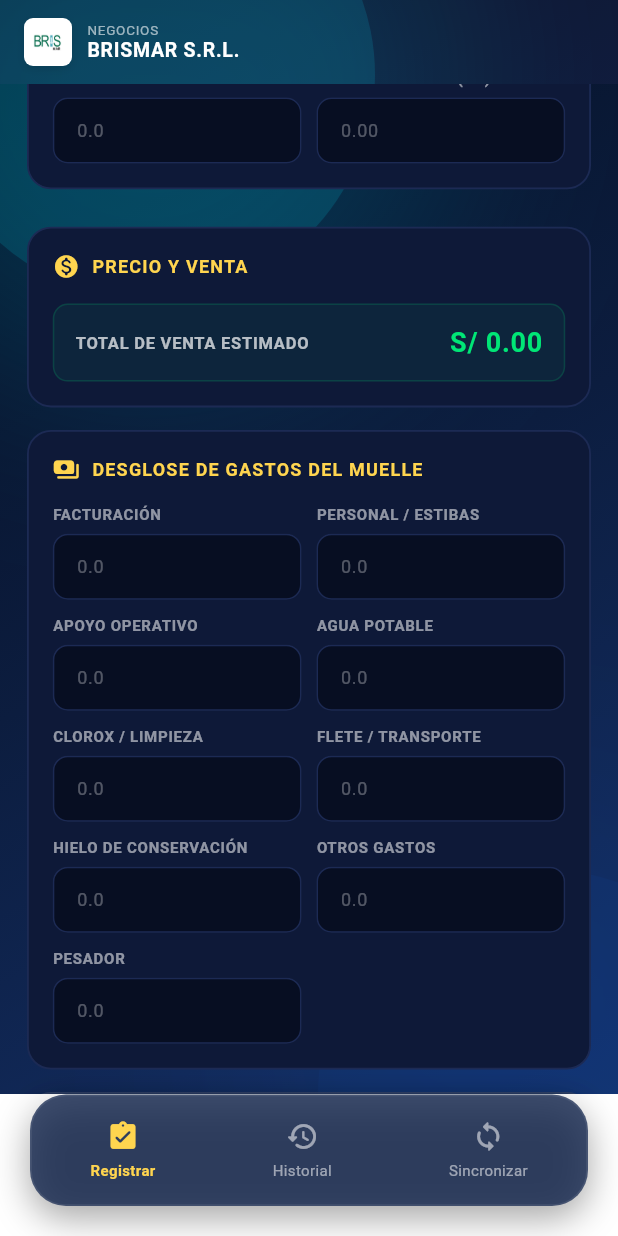
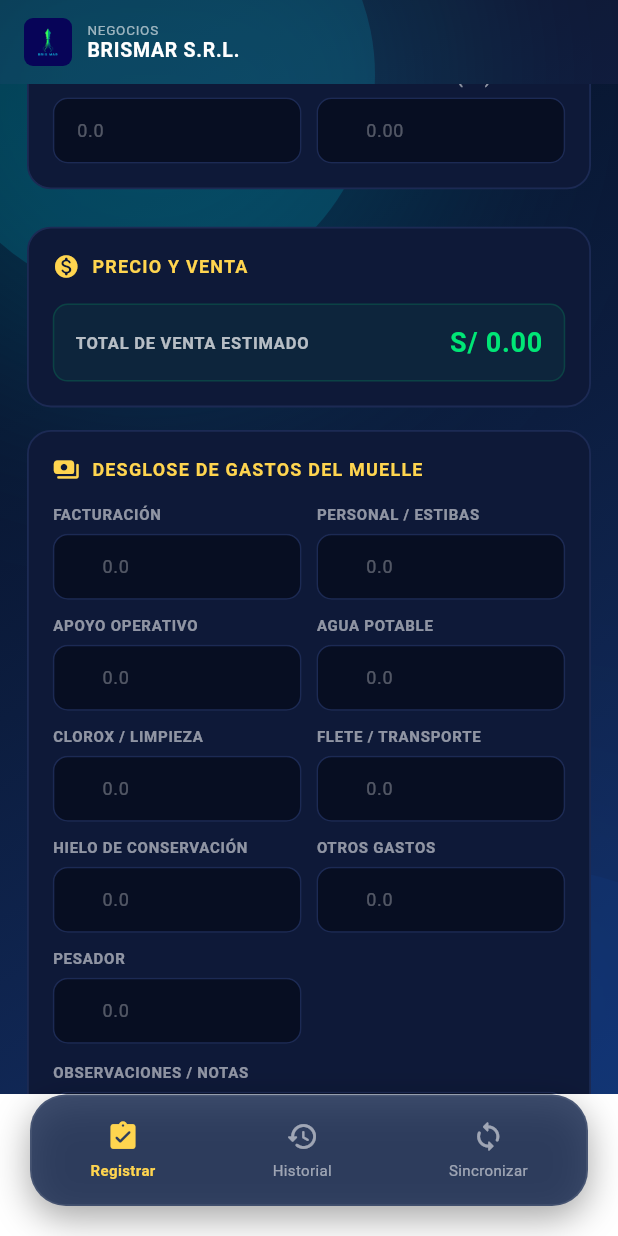
Before and after one commit to brismarinatracker-corporation/Brismar, a Flutter app: the RegistroPantalla screen opened by its route, scrolled down 576 dp, on a phone screen of 412 x 824 dp. Run offline on Flutter 3.47's test engine with Material 3 defaults, Android fonts, the phone set to English and light mode, and no system bars; our stand-ins replace connectivity_plus, flutter_dotenv, flutter_riverpod, flutter_secure_storage, go_router, local_auth and 5 more; missing offline and left inert: bcrypt, encrypt, screen_protector; accounts and stored records are empty.

Commit message:
feat(registro): implementar campo de observaciones, formateo de soles/miles, actualizar logo y corregir base de datos SQLite

```diff
--- a/brismar_app/lib/modulos/registro/datos/modelos/registro_modelo.dart
+++ b/brismar_app/lib/modulos/registro/datos/modelos/registro_modelo.dart
@@ -23,6 +23,7 @@ class RegistroModelo extends RegistroEntidad {
     super.gastoHielo,
     super.gastoPesador,
     super.gastoOtros,
+    super.observaciones,
     super.sincronizado,
   });
 
@@ -49,6 +50,7 @@ class RegistroModelo extends RegistroEntidad {
       gastoHielo: e.gastoHielo,
       gastoPesador: e.gastoPesador,
       gastoOtros: e.gastoOtros,
+      observaciones: e.observaciones,
       sincronizado: e.sincronizado,
     );
   }
@@ -76,6 +78,7 @@ class RegistroModelo extends RegistroEntidad {
       gastoHielo: (map['gasto_hielo'] as num).toDouble(),
       gastoPesador: (map['gasto_pesador'] as num? ?? 0.0).toDouble(),
       gastoOtros: (map['gasto_otros'] as num).toDouble(),
+      observaciones: map['observaciones'] as String?,
       sincronizado: (map['sincronizado'] as int) == 1,
     );
   }
@@ -103,6 +106,7 @@ class RegistroModelo extends RegistroEntidad {
       'gasto_hielo': gastoHielo,
       'gasto_pesador': gastoPesador,
       'gasto_otros': gastoOtros,
+      'observaciones': observaciones,
       'sincronizado': sincronizado ? 1 : 0,
     };
   }
@@ -130,6 +134,7 @@ class RegistroModelo extends RegistroEntidad {
       gastoHielo: (json['gasto_hielo'] as num).toDouble(),
       gastoPesador: (json['gasto_pesador'] as num? ?? 0.0).toDouble(),
       gastoOtros: (json['gasto_otros'] as num).toDouble(),
+      observaciones: json['observaciones'] as String?,
       sincronizado: json['sincronizado'] as bool? ?? false,
     );
   }
@@ -157,6 +162,7 @@ class RegistroModelo extends RegistroEntidad {
       'gasto_hielo': gastoHielo,
       'gasto_pesador': gastoPesador,
       'gasto_otros': gastoOtros,
+      'observaciones': observaciones,
     };
   }
 }
--- a/brismar_app/lib/modulos/registro/dominio/entidades/registro_entidad.dart
+++ b/brismar_app/lib/modulos/registro/dominio/entidades/registro_entidad.dart
@@ -20,6 +20,7 @@ class RegistroEntidad {
   final double gastoHielo;
   final double gastoPesador;
   final double gastoOtros;
+  final String? observaciones;
   final bool sincronizado;
 
   /// Constructor de [RegistroEntidad].
@@ -44,6 +45,7 @@ class RegistroEntidad {
     this.gastoHielo = 0,
     this.gastoPesador = 0,
     this.gastoOtros = 0,
+    this.observaciones,
     this.sincronizado = false,
   });
 
--- a/brismar_app/lib/modulos/registro/presentacion/componentes/seccion_embarcacion_form.dart
+++ b/brismar_app/lib/modulos/registro/presentacion/componentes/seccion_embarcacion_form.dart
@@ -1,5 +1,39 @@
 import 'package:flutter/material.dart';
 import 'package:flutter/services.dart';
+
+class _MascaraMilesFormatter extends TextInputFormatter {
+  @override
+  TextEditingValue formatEditUpdate(TextEditingValue oldValue, TextEditingValue newValue) {
+    if (newValue.text.isEmpty) {
+      return newValue;
+    }
+
+    String cleanText = newValue.text.replaceAll(',', '');
+
+    // Permite números con un único punto decimal
+    final regExp = RegExp(r'^\d*\.?\d*$');
+    if (!regExp.hasMatch(cleanText)) {
+      return oldValue;
+    }
+
+    List<String> partes = cleanText.split('.');
+    String entero = partes[0];
+    String decimal = partes.length > 1 ? '.${partes[1]}' : '';
+
+    if (entero.isNotEmpty) {
+      final reg = RegExp(r'(\d+?)(?=(\d{3})+(?!\d))');
+      entero = entero.replaceAllMapped(reg, (Match m) => '${m[1]},');
+    }
+
+    final formatted = entero + decimal;
+
+    // Coloca el cursor al final del texto formateado
+    return TextEditingValue(
+      text: formatted,
+      selection: TextSelection.collapsed(offset: formatted.length),
+    );
+  }
+}
 
 class _UpperCaseTextFormatter extends TextInputFormatter {
   @override
@@ -89,6 +123,7 @@ class SeccionEmbarcacionForm extends StatelessWidget {
                   "0.0",
                   kilosController,
                   isNumeric: true,
+                  isFormatted: true,
                   esObligatorio: true,
                 ),
               ),
@@ -99,6 +134,7 @@ class SeccionEmbarcacionForm extends StatelessWidget {
                   "0.00",
                   precioVentaController,
                   isNumeric: true,
+                  isCurrency: true,
                   esObligatorio: true,
                 ),
               ),
@@ -114,6 +150,8 @@ class SeccionEmbarcacionForm extends StatelessWidget {
     String hint,
     TextEditingController controller, {
     bool isNumeric = false,
+    bool isCurrency = false,
+    bool isFormatted = false,
     bool esObligatorio = false,
     List<TextInputFormatter>? inputFormatters,
     String? Function(String?)? validator,
@@ -137,9 +175,12 @@ class SeccionEmbarcacionForm extends StatelessWidget {
               ? const TextInputType.numberWithOptions(decimal: true)
               : TextInputType.text,
           style: const TextStyle(fontSize: 13, color: Colors.white),
-          decoration: _inputDecoration(hint),
+          decoration: _inputDecoration(hint, isCurrency: isCurrency),
           inputFormatters: [
-            if (isNumeric) FilteringTextInputFormatter.allow(RegExp(r'[0-9.]')),
+            if (isNumeric) ...[
+              FilteringTextInputFormatter.allow(RegExp(r'[0-9.,]')),
+              if (isCurrency || isFormatted) _MascaraMilesFormatter() else FilteringTextInputFormatter.allow(RegExp(r'[0-9.]')),
+            ],
             ...?inputFormatters,
           ],
           validator: validator ?? (v) {
@@ -153,7 +194,7 @@ class SeccionEmbarcacionForm extends StatelessWidget {
     );
   }
 
-  InputDecoration _inputDecoration(String hint) {
+  InputDecoration _inputDecoration(String hint, {required bool isCurrency}) {
     return InputDecoration(
       hintText: hint,
       hintStyle: TextStyle(color: Colors.white.withValues(alpha: 0.3), fontSize: 12),
@@ -161,6 +202,12 @@ class SeccionEmbarcacionForm extends StatelessWidget {
       contentPadding: const EdgeInsets.symmetric(horizontal: 12, vertical: 12),
       filled: true,
       fillColor: const Color(0xFF070E22), // Fondo oscuro de los campos de la imagen
+      prefixText: isCurrency ? 'S/ ' : null,
+      prefixStyle: const TextStyle(
+        color: Color(0xFF00E5FF),
+        fontWeight: FontWeight.bold,
+        fontSize: 13,
+      ),
       border: OutlineInputBorder(
         borderRadius: BorderRadius.circular(10),
         borderSide: const BorderSide(color: Color(0xFF1C2A54)), // Borde de los campos de la imagen
--- a/brismar_app/lib/modulos/registro/presentacion/componentes/seccion_gastos_form.dart
+++ b/brismar_app/lib/modulos/registro/presentacion/componentes/seccion_gastos_form.dart
@@ -1,5 +1,39 @@
 import 'package:flutter/material.dart';
 import 'package:flutter/services.dart';
+
+class _MascaraMilesFormatter extends TextInputFormatter {
+  @override
+  TextEditingValue formatEditUpdate(TextEditingValue oldValue, TextEditingValue newValue) {
+    if (newValue.text.isEmpty) {
+      return newValue;
+    }
+
+    String cleanText = newValue.text.replaceAll(',', '');
+
+    // Permite números con un único punto decimal
+    final regExp = RegExp(r'^\d*\.?\d*$');
+    if (!regExp.hasMatch(cleanText)) {
+      return oldValue;
+    }
+
+    List<String> partes = cleanText.split('.');
+    String entero = partes[0];
+    String decimal = partes.length > 1 ? '.${partes[1]}' : '';
+
+    if (entero.isNotEmpty) {
+      final reg = RegExp(r'(\d+?)(?=(\d{3})+(?!\d))');
+      entero = entero.replaceAllMapped(reg, (Match m) => '${m[1]},');
+    }
+
+    final formatted = entero + decimal;
+
+    // Coloca el cursor al final del texto formateado
+    return TextEditingValue(
+      text: formatted,
+      selection: TextSelection.collapsed(offset: formatted.length),
+    );
+  }
+}
 
 class SeccionGastosForm extends StatelessWidget {
   final TextEditingController facturacionController;
@@ -11,6 +45,7 @@ class SeccionGastosForm extends StatelessWidget {
   final TextEditingController hieloController;
   final TextEditingController otrosController;
   final TextEditingController pesadorController;
+  final TextEditingController observacionesController;
 
   const SeccionGastosForm({
     super.key,
@@ -23,6 +58,7 @@ class SeccionGastosForm extends StatelessWidget {
     required this.hieloController,
     required this.otrosController,
     required this.pesadorController,
+    required this.observacionesController,
   });
 
   @override
@@ -166,6 +202,29 @@ class SeccionGastosForm extends StatelessWidget {
               ),
             ],
           ),
+          const SizedBox(height: 12),
+          Column(
+            crossAxisAlignment: CrossAxisAlignment.start,
+            children: [
+              const Text(
+                "OBSERVACIONES / NOTAS",
+                style: TextStyle(
+                  color: Colors.white54,
+                  fontSize: 10,
+                  fontWeight: FontWeight.bold,
+                  letterSpacing: 0.5,
+                ),
+              ),
+              const SizedBox(height: 6),
+              TextFormField(
+                controller: observacionesController,
+                keyboardType: TextInputType.multiline,
+                maxLines: 3,
+                style: const TextStyle(fontSize: 13, color: Colors.white),
+                decoration: _inputDecoration("Escribe algún problema o nota adicional...", isNumeric: false),
+              ),
+            ],
+          ),
         ],
       ),
     );
@@ -197,9 +256,12 @@ class SeccionGastosForm extends StatelessWidget {
               ? const TextInputType.numberWithOptions(decimal: true)
               : TextInputType.text,
           style: const TextStyle(fontSize: 13, color: Colors.white),
-          decoration: _inputDecoration(hint),
+          decoration: _inputDecoration(hint, isNumeric: isNumeric),
           inputFormatters: [
-            if (isNumeric) FilteringTextInputFormatter.allow(RegExp(r'[0-9.]')),
+            if (isNumeric) ...[
+              FilteringTextInputFormatter.allow(RegExp(r'[0-9.,]')),
+              _MascaraMilesFormatter(),
+            ],
           ],
           validator: (v) {
             if (esObligatorio && (v == null || v.trim().isEmpty)) {
@@ -212,7 +274,7 @@ class SeccionGastosForm extends StatelessWidget {
     );
   }
 
-  InputDecoration _inputDecoration(String hint) {
+  InputDecoration _inputDecoration(String hint, {required bool isNumeric}) {
     return InputDecoration(
       hintText: hint,
       hintStyle: TextStyle(color: Colors.white.withValues(alpha: 0.3), fontSize: 12),
@@ -220,6 +282,12 @@ class SeccionGastosForm extends StatelessWidget {
       contentPadding: const EdgeInsets.symmetric(horizontal: 12, vertical: 12),
       filled: true,
       fillColor: const Color(0xFF070E22), // Fondo oscuro uniforme
+      prefixText: isNumeric ? 'S/ ' : null,
+      prefixStyle: const TextStyle(
+        color: Color(0xFF00E5FF),
+        fontWeight: FontWeight.bold,
+        fontSize: 13,
+      ),
       border: OutlineInputBorder(
         borderRadius: BorderRadius.circular(10),
         borderSide: const BorderSide(color: Color(0xFF1C2A54)), // Borde azul oscuro uniforme
--- a/brismar_app/lib/modulos/registro/presentacion/pantallas/registro_pantalla.dart
+++ b/brismar_app/lib/modulos/registro/presentacion/pantallas/registro_pantalla.dart
@@ -96,25 +96,25 @@ class _RegistroPantallaState extends ConsumerState<RegistroPantalla> {
               Container(
                 height: 32,
                 width: 32,
-                padding: const EdgeInsets.all(4),
                 decoration: BoxDecoration(
-                  color: Colors.white,
+                  color: Colors.transparent,
                   borderRadius: BorderRadius.circular(6),
-                  boxShadow: [
-                    BoxShadow(
-                      color: Colors.black.withValues(alpha: 0.1),
-                      blurRadius: 4,
-                      offset: const Offset(0, 2),
                 ),
-                  ],
-                ),
+                child: ClipRRect(
+                  borderRadius: BorderRadius.circular(6),
+                  child: Align(
+                    alignment: const Alignment(0.0, -0.35),
+                    widthFactor: 0.55,
+                    heightFactor: 0.55,
                     child: Image.asset(
                       'assets/logo.png',
-                  fit: BoxFit.contain,
+                      fit: BoxFit.cover,
                       errorBuilder: (c, e, s) => const Icon(
                         Icons.directions_boat_rounded,
                         size: 20,
                         color: Color(0xFF0077C2),
+                      ),
+                    ),
                   ),
                 ),
               ),
```
Also changed, not shown: brismar_app/lib/main.dart (+5 -2 lines), brismar_app/lib/modulos/registro/presentacion/componentes/formulario_registro_tab.dart (+29 -22 lines), brismar_app/lib/nucleo/base_datos/gestor_base_datos.dart (+15 -1 lines), brismar_app/lib/nucleo/red/verificador_conexion.dart (+9 -2 lines), brismar_app/pubspec.yaml (+12 -0 lines), brismar_app/assets/logo.png, brismar_app/pubspec.lock, 34 other files. Lines whose indentation alone changed are shown as unchanged.
